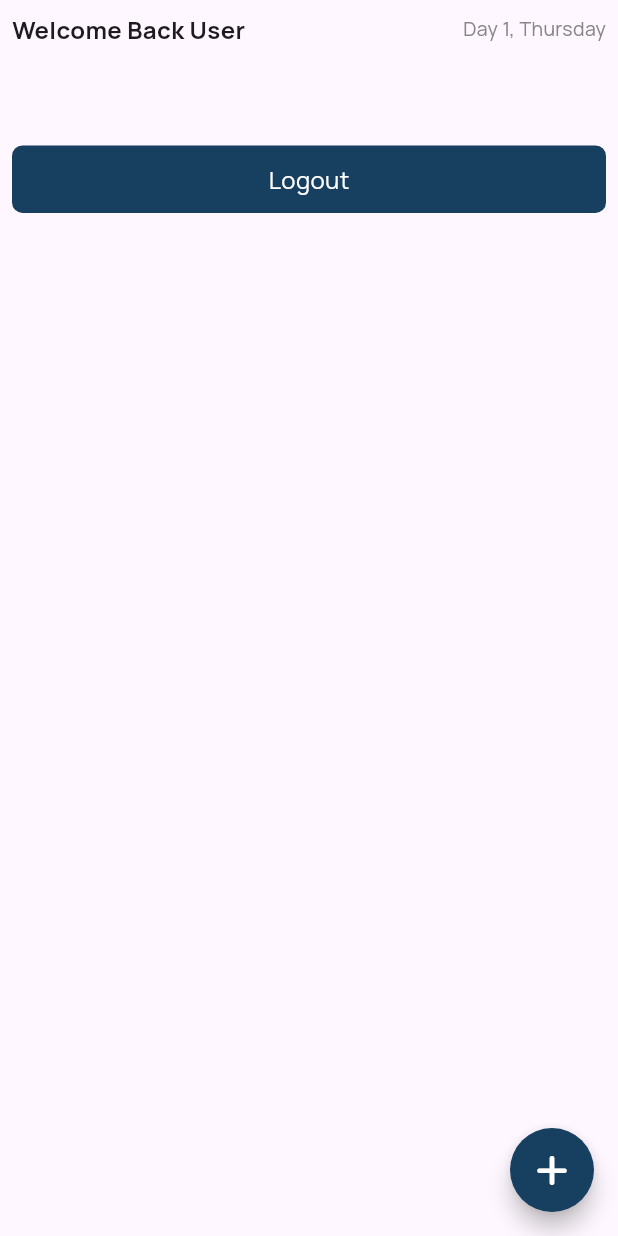
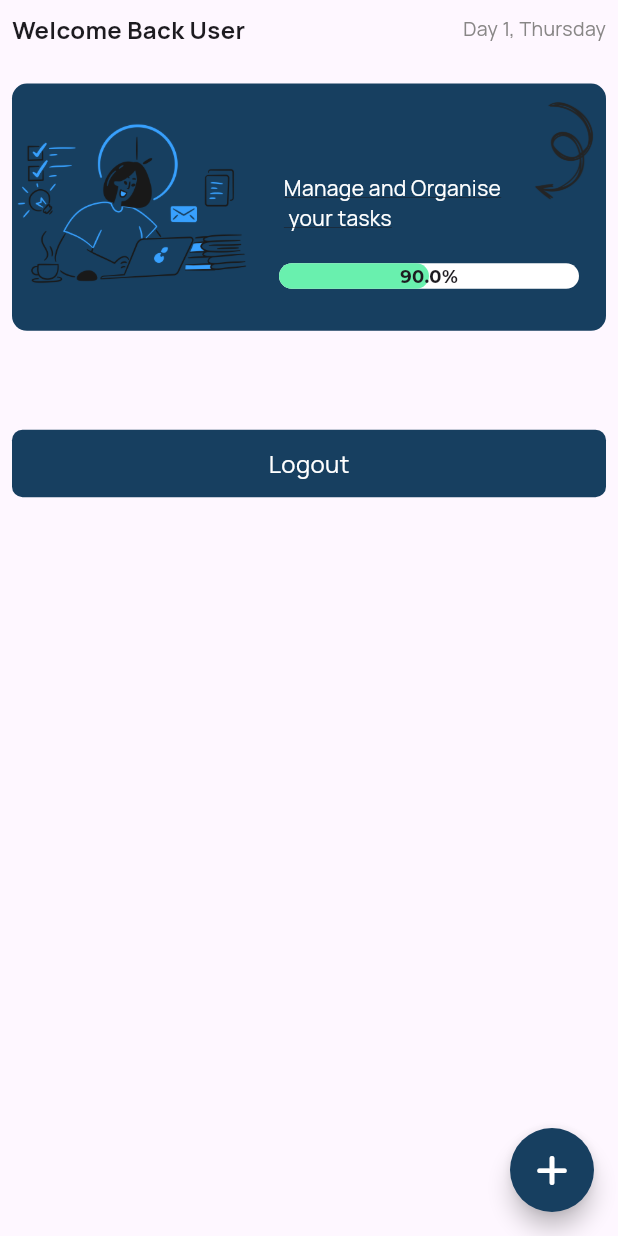
Before and after one commit to Meealley/task_groove, a Flutter app: the HomeScreen screen opened by its route, on a phone screen of 412 x 824 dp. Run offline on Flutter 3.47's test engine with Material 3 defaults, Android fonts, the phone set to English and light mode, and no system bars; drawn by our look-alikes of percent_indicator; our stand-ins replace bloc, cloud_firestore, equatable, firebase_auth, firebase_core, firebase_storage and 10 more; accounts and stored records are empty.

Commit message:
added percentindicator

```diff
--- a/lib/presentation/home/home_screen.dart
+++ b/lib/presentation/home/home_screen.dart
@@ -1,6 +1,9 @@
 import 'package:flutter/material.dart';
+import 'package:flutter/widgets.dart';
 import 'package:flutter_bloc/flutter_bloc.dart';
 import 'package:font_awesome_flutter/font_awesome_flutter.dart';
+import 'package:google_fonts/google_fonts.dart';
+import 'package:percent_indicator/linear_percent_indicator.dart';
 import 'package:sizer/sizer.dart';
 import 'package:task_groove/cubits/signup/signup_cubit.dart';
 import 'package:task_groove/theme/app_textstyle.dart';
@@ -49,6 +52,78 @@ class _HomeScreenState extends State<HomeScreen> {
                 ],
               ),
               SizedBox(
+                height: 3.h,
+              ),
+              SizedBox(
+                height: 20.h,
+                width: double.infinity,
+                child: Container(
+                  decoration: BoxDecoration(
+                      color: AppColors.backgroundDark,
+                      borderRadius: BorderRadius.circular(10)),
+                  child: Stack(
+                    children: [
+                      Positioned(
+                        top: -70,
+                        left: 0,
+                        child: Image.asset(
+                          "assets/images/home_productive.png",
+                          width: 160,
+                          height: 300,
+                          fit: BoxFit.contain,
+                        ),
+                      ),
+                      Positioned(
+                        top: 0,
+                        right: -70,
+                        child: Image.asset(
+                          "assets/images/spiralcurvearrow.png",
+                          width: 200,
+                          height: 100,
+                          fit: BoxFit.contain,
+                        ),
+                      ),
+                      Positioned(
+                        top: 60,
+                        right: 70,
+                        child: Text(
+                          "Manage and Organise\n your tasks",
+                          style: AppTextStyles.textWhite,
+                        ),
+                      ),
+                      Positioned(
+                        bottom: 20,
+                        right: 0,
+                        child: Padding(
+                          padding: const EdgeInsets.all(8.0),
+                          child: LinearPercentIndicator(
+                            width: 220,
+                            lineHeight: 17,
+                            barRadius: const Radius.circular(10),
+                            // fillColor: Colors.yellow,
+                            backgroundColor: Colors.white,
+                            animation: true,
+
+                            animationDuration: 2000,
+                            percent: 0.5,
+                            center: Text(
+                              "90.0%",
+                              style: GoogleFonts.montserrat(
+                                  textStyle: const TextStyle(
+                                fontSize: 12,
+                                fontWeight: FontWeight.bold,
+                              )),
+                            ),
+                            // linearStrokeCap: LinearStrokeCap.roundAll,
+                            progressColor: Colors.greenAccent,
+                          ),
+                        ),
+                      )
+                    ],
+                  ),
+                ),
+              ),
+              SizedBox(
                 height: 8.h,
               ),
               ButtonPress(
--- a/lib/theme/app_textstyle.dart
+++ b/lib/theme/app_textstyle.dart
@@ -60,6 +60,13 @@ class AppTextStyles {
       decoration: TextDecoration.underline,
     ),
   );
+  static final TextStyle textWhite = GoogleFonts.manrope(
+    textStyle: const TextStyle(
+      fontSize: 14,
+      color: AppColors.textWhite,
+      decoration: TextDecoration.underline,
+    ),
+  );
   static final TextStyle buttonTextWhite = GoogleFonts.manrope(
     textStyle: const TextStyle(fontSize: 16, color: AppColors.textWhite),
   );
--- a/pubspec.yaml
+++ b/pubspec.yaml
@@ -53,6 +53,7 @@ dependencies:
   flutter_dotenv: ^5.1.0
   font_awesome_flutter: ^10.7.0
   persistent_bottom_nav_bar: ^6.2.1
+  percent_indicator: ^4.2.3
 
 dev_dependencies:
   flutter_test:
```
Also changed, not shown: lib/cubits/cubit/task_list_cubit.dart (added, +8 -0 lines), lib/cubits/cubit/task_list_state.dart (added, +10 -0 lines), lib/cubits/search_task/search_task_cubit.dart (added, +26 -0 lines), lib/cubits/search_task/search_task_state.dart (added, +36 -0 lines), assets/images/home_productive.png (added), assets/images/spiralcurvearrow.png (added), pubspec.lock.
